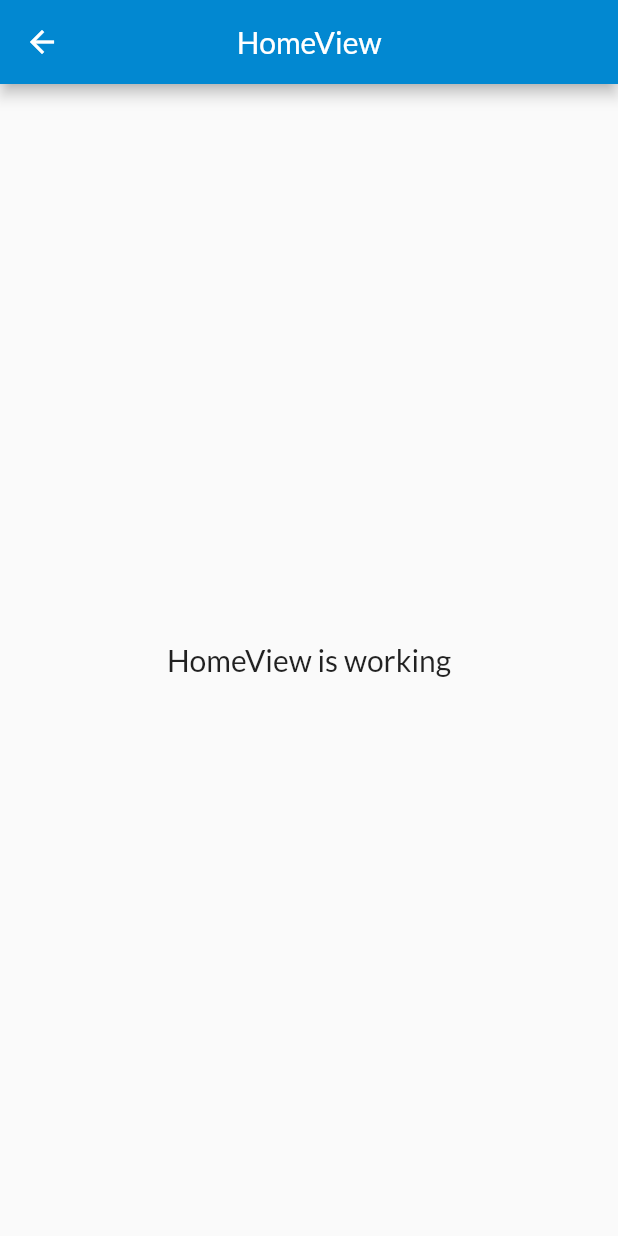
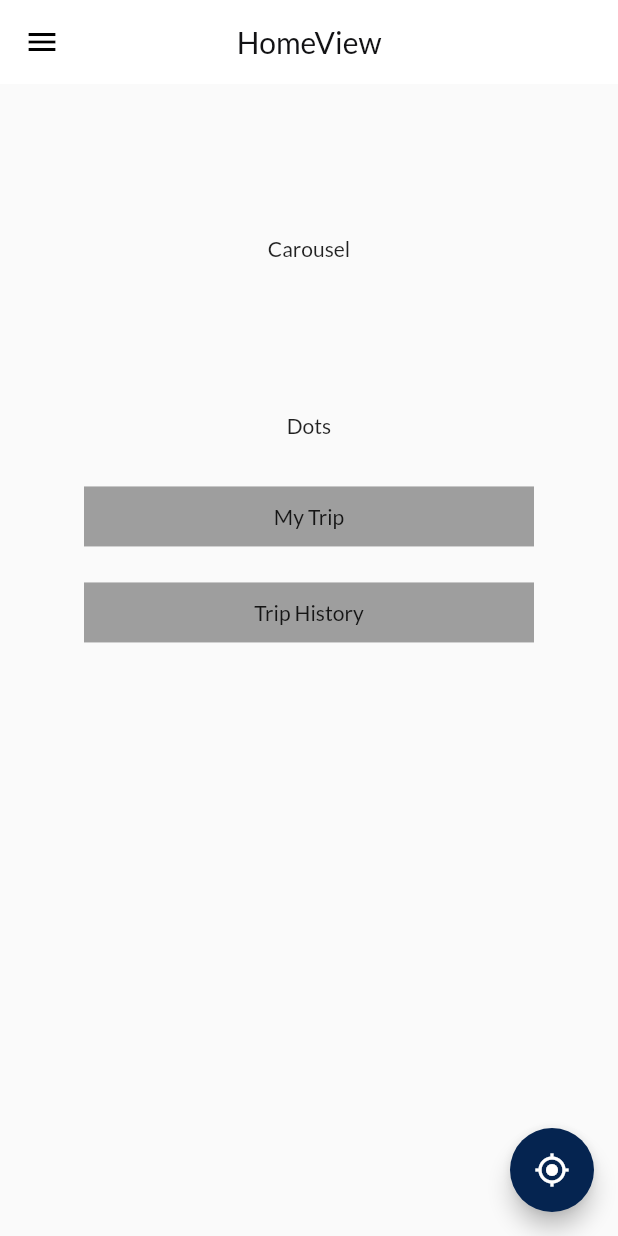
Before and after one commit to Anthrapper/Etrip, a Flutter app: the HomeView screen opened by its route, on a phone screen of 412 x 824 dp. Run offline on Flutter 3.47's test engine with Material 2 defaults, Android fonts, the phone set to English and light mode, and no system bars; our stand-ins replace flutter_swiper, get, google_fonts; missing offline and left inert: pin_entry_text_field.

Commit message:
Added Home Page

```diff
--- a/lib/app/data/Constants/colors.dart
+++ b/lib/app/data/Constants/colors.dart
@@ -1,10 +1,11 @@
 class CustomColors {
   static const String background = "#E5E5E5";
   static const String circleAvatar = "#C4C4C4";
-  static const String headings = "#000000";
-  static const String textfield = "#F4F4F4";
+  static const String headings = "#121214";
+  static const String textField = "#F4F4F4";
   static const String hintText = "#7C8189";
   static const String buttonColor = "#052450";
+  static const String buttonColor1 = "#497470";
   static const String textColorOne = "#B0B0B0";
   static const String textColorTwo = "#052450";
   static const String textColorThree = "#FEFEFE";
--- a/lib/app/data/Widgets/customform.dart
+++ b/lib/app/data/Widgets/customform.dart
@@ -27,9 +27,9 @@ class CustomTextField extends StatelessWidget {
       padding: EdgeInsets.symmetric(horizontal: Get.width * 0.085),
       child: Container(
         decoration: BoxDecoration(
-            color: HexColorUtils.getColorFromHex(CustomColors.textfield),
+            color: HexColorUtils.getColorFromHex(CustomColors.textField),
             border: Border.all(
-              color: HexColorUtils.getColorFromHex(CustomColors.textfield),
+              color: HexColorUtils.getColorFromHex(CustomColors.textField),
             ),
             borderRadius: BorderRadius.all(Radius.circular(13))),
         child: TextFormField(
--- a/lib/app/modules/home/views/home_view.dart
+++ b/lib/app/modules/home/views/home_view.dart
@@ -1,21 +1,164 @@
+import 'package:etrip/app/data/Constants/colors.dart';
+import 'package:etrip/app/data/Functions/hexcolors.dart';
 import 'package:flutter/material.dart';
 import 'package:get/get.dart';
 import 'package:etrip/app/modules/home/controllers/home_controller.dart';
+import 'package:flutter_swiper/flutter_swiper.dart';
 
 class HomeView extends GetView<HomeController> {
   @override
   Widget build(BuildContext context) {
     return Scaffold(
+      drawer: newDrawer(),
       appBar: AppBar(
-        title: Text('HomeView'),
+        elevation: 0,
+        backgroundColor: Colors.white,
+        iconTheme: new IconThemeData(color: Colors.black),
+        title: Text('HomeView', style: TextStyle(
+          color: HexColorUtils.getColorFromHex(CustomColors.headings),
+        ),),
         centerTitle: true,
       ),
-      body: Center(
-        child: Text(
-          'HomeView is working',
-          style: TextStyle(fontSize:20),
+      body: SafeArea(
+        child: Column(
+          crossAxisAlignment: CrossAxisAlignment.stretch,
+          children: [
+            Expanded(
+              flex: 3,
+              child: Center(child: Text('Carousel')),
+            ),
+            Padding(
+              padding: const EdgeInsets.fromLTRB(0, 0, 0, 20),
+              child: Row(
+                mainAxisAlignment: MainAxisAlignment.center,
+                children: [
+                  Text('Dots'),
+                ],
+              ),
+            ),
+            Expanded(
+              flex: 7,
+              child: Column(
+                children: [
+                    Padding(
+                      padding: const EdgeInsets.all(8.0),
+                      child: FlatButton(
+                        onPressed: (){},
+                        child: Container(
+                          color: Colors.grey,
+                          height: 40,
+                          width: 300,
+                          child: Center(
+                            child: Text(
+                              'My Trip'
+                            ),
+                          ),
+                        ),
+                      ),
+                    ),
+                    Padding(
+                      padding: const EdgeInsets.all(8.0),
+                      child: FlatButton(
+                        onPressed: (){},
+                        child: Container(
+                          color: Colors.grey,
+                          height: 40,
+                          width: 300,
+                          child: Center(
+                            child: Text(
+                                'Trip History'
+                            ),
+                          ),
+                  ),
+                      ),
+                    ),
+                ],
+              ),
+            ),
+          ],
         ),
+      ),
+      floatingActionButton: FloatingActionButton(
+        onPressed: () {},
+        child: Icon(Icons.gps_fixed),
+        backgroundColor: HexColorUtils.getColorFromHex(CustomColors.buttonColor),
       ),
     );
   }
+
+  Widget newDrawer() {
+    return Container(
+      color: Colors.white,
+      height: double.infinity,
+      width: 250,
+      child: Center(
+        child: Text('Drawer'),
+      ),
+    );
+  }
+
+  Widget carouselRough(){
+    return Container(
+      margin: EdgeInsets.symmetric(vertical: 20.0),
+      height: 300.0,
+      child: ListView(
+        scrollDirection: Axis.horizontal,
+        children: <Widget>[
+          Padding(
+            padding: const EdgeInsets.all(8.0),
+            child: Container(
+              decoration: BoxDecoration(
+                borderRadius: BorderRadius.only(
+                  topLeft: Radius.circular(10),
+                  bottomRight: Radius.circular(10),
+                ),
+                color: Colors.grey,
+              ),
+              width: 300.0,
+            ),
+          ),
+          Padding(
+            padding: const EdgeInsets.all(8.0),
+            child: Container(
+              decoration: BoxDecoration(
+                borderRadius: BorderRadius.only(
+                  topLeft: Radius.circular(10),
+                  bottomRight: Radius.circular(10),
+                ),
+                color: Colors.grey,
+              ),
+              width: 300.0,
+            ),
+          ),
+          Padding(
+            padding: const EdgeInsets.all(8.0),
+            child: Container(
+              decoration: BoxDecoration(
+                borderRadius: BorderRadius.only(
+                  topLeft: Radius.circular(10),
+                  bottomRight: Radius.circular(10),
+                ),
+                color: Colors.grey,
+              ),
+              width: 300.0,
+            ),
+          ),
+          Padding(
+            padding: const EdgeInsets.all(8.0),
+            child: Container(
+              decoration: BoxDecoration(
+                borderRadius: BorderRadius.only(
+                  topLeft: Radius.circular(10),
+                  bottomRight: Radius.circular(10),
+                ),
+                color: Colors.grey,
+              ),
+              width: 300.0,
+            ),
+          ),
+        ],
+      ),
+    );
+  }
+
 }
--- a/lib/app/modules/signup/controllers/signup_controller.dart
+++ b/lib/app/modules/signup/controllers/signup_controller.dart
@@ -82,7 +82,7 @@ class SignupController extends GetxController {
             child: Center(
               child: CustomButton(
                 text: 'SIGNUP',
-                onpressed: doSignUp,
+                // onpressed: doSignUp,
               ),
             ),
           ),
```
Also changed, not shown: lib/app/modules/signup/views/signup_view.dart (+10 -6 lines).
